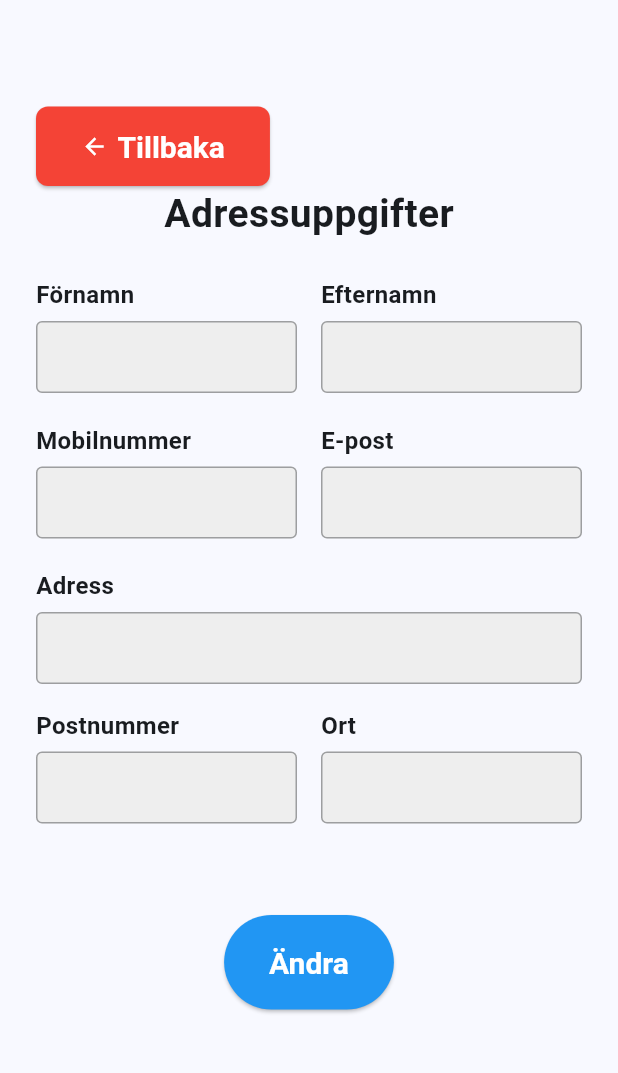
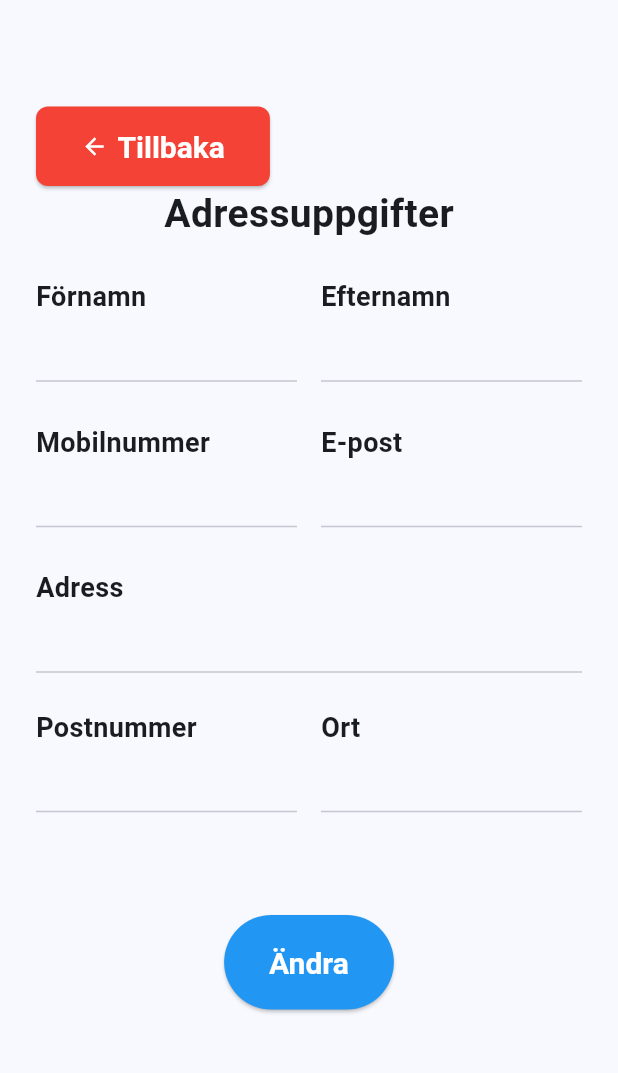
Before and after one commit to FilipSk/slutprojekt, a Flutter app: the AdressView screen opened directly, on a phone screen of 412 x 824 dp, the part 120-1193 px from its top. Run offline on Flutter 3.47's test engine with Material 3 defaults, Android fonts, the phone set to English and light mode, and no system bars; missing offline and left inert: dart:ffi, window_size; network calls fail.

Commit message:
Layout+extras

```diff
--- a/lib/pages/adress_view.dart
+++ b/lib/pages/adress_view.dart
@@ -222,17 +222,19 @@ class _AdressViewState extends State<AdressView> {
   }
 
   Widget _buildField(String label, TextEditingController controller) {
-    return Column(
+    if (isEditing) {
+      return SizedBox(
+        width: double.infinity,
+        child: Column(
           crossAxisAlignment: CrossAxisAlignment.start,
           children: [
             Text(
               label,
-          style: const TextStyle(fontSize: 16, fontWeight: FontWeight.w600),
+              style: const TextStyle(fontSize: 18, fontWeight: FontWeight.w600),
             ),
             const SizedBox(height: 6),
             TextFormField(
               controller: controller,
-          enabled: isEditing,
               style: const TextStyle(fontSize: 16),
               decoration: InputDecoration(
                 border: const OutlineInputBorder(),
@@ -245,7 +247,25 @@ class _AdressViewState extends State<AdressView> {
               ),
             ),
           ],
+        ),
       );
+    } else {
+      return SizedBox(
+        width: double.infinity,
+        child: Column(
+          crossAxisAlignment: CrossAxisAlignment.start,
+          children: [
+            Text(
+              label,
+              style: const TextStyle(fontSize: 18, fontWeight: FontWeight.w600),
+            ),
+            const SizedBox(height: 6),
+            Text(controller.text, style: const TextStyle(fontSize: 20)),
+            Divider(),
+          ],
+        ),
+      );
+    }
   }
 
   void _saveCustomer() {
--- a/lib/pages/cheak_costomer_detail.dart
+++ b/lib/pages/cheak_costomer_detail.dart
@@ -23,14 +23,14 @@ class CheakCustomerDetail extends StatelessWidget {
         children: [
           ScreenProgress(ticks: 2),
           Divider(),
-          SizedBox(height: 8),
+          SizedBox(height: 11),
 
           // Text(
           //   "leverans and beställning",
           //   style: TextStyle(fontSize: 24, fontWeight: FontWeight.bold),
           // ),
           const CustomerDetails(),
-          SizedBox(height: 114),
+          SizedBox(height: 6),
           Divider(),
           Row(
             mainAxisAlignment: MainAxisAlignment.spaceBetween,
```
Also changed, not shown: lib/pages/end_page_view.dart (+23 -19 lines), lib/pages/payment_view.dart (+20 -3 lines), lib/widgets/adress_widget.dart (+35 -4 lines). Lines whose indentation alone changed are shown as unchanged.
